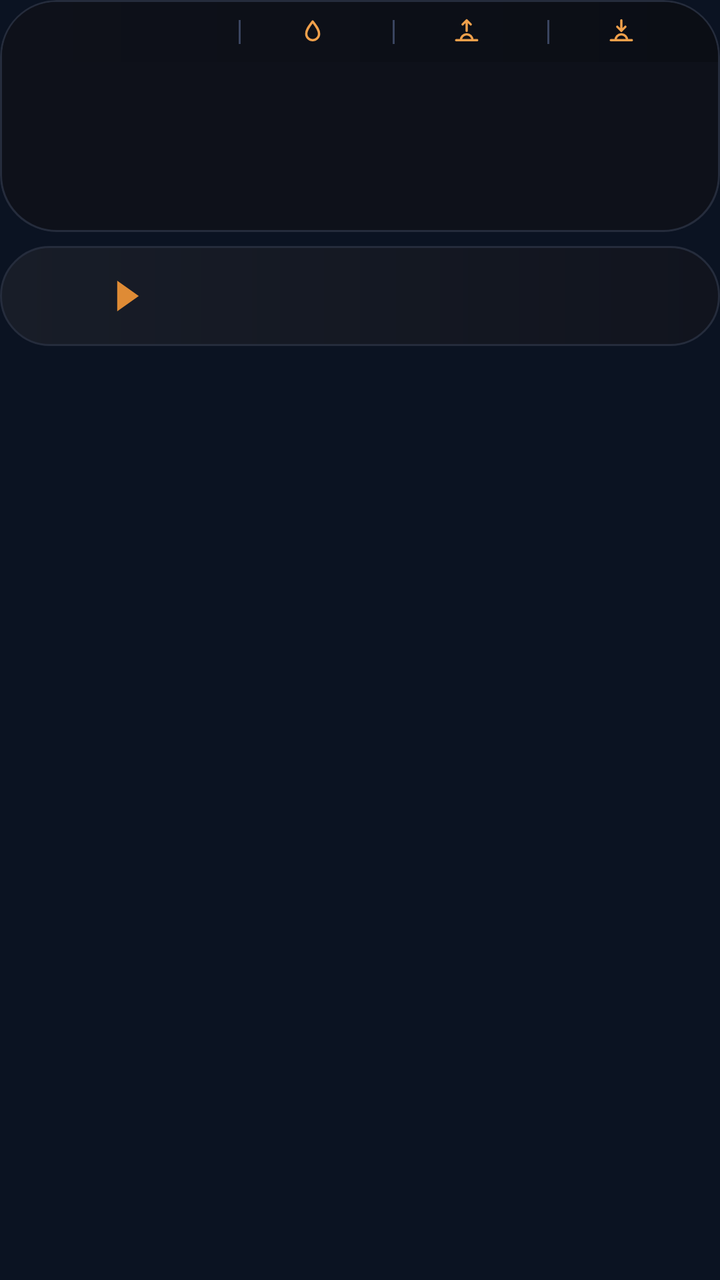
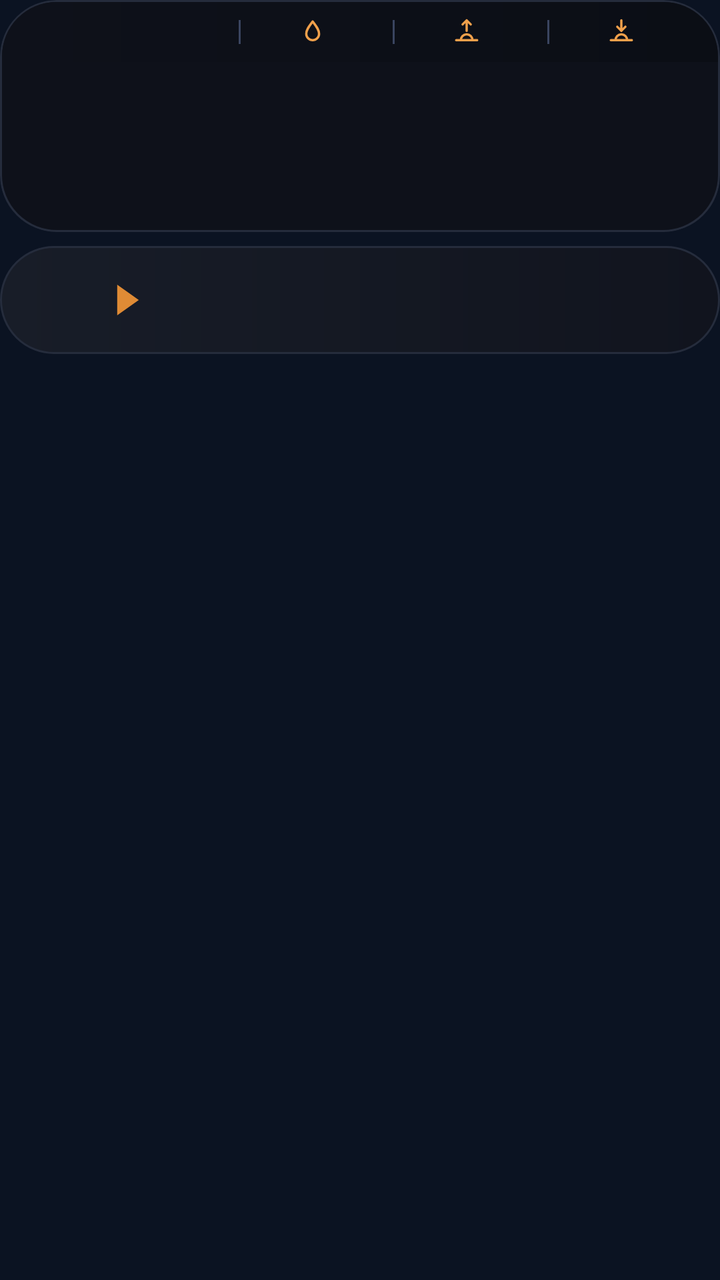

Two renders of the same Android screen: before a commit and after it. Below are the layout's source before the change and the commit's diff.
<!-- AndroidManifest.xml: application theme AppTheme -->
<!-- res/layout/widget_k1.xml -->
<?xml version="1.0" encoding="utf-8"?>
<FrameLayout xmlns:android="http://schemas.android.com/apk/res/android"
    android:id="@+id/root"
    android:layout_width="match_parent"
    android:layout_height="match_parent"
    android:padding="0dp">

    <LinearLayout
        android:layout_width="match_parent"
        android:layout_height="wrap_content"
        android:orientation="vertical">
        <LinearLayout
            android:layout_width="match_parent"
            android:layout_height="wrap_content"
            android:background="@drawable/cur_clocks"
            android:clipToOutline="true"
            android:orientation="vertical"
            android:padding="1dp">
        <LinearLayout
            android:layout_width="match_parent"
            android:layout_height="30dp"
            android:orientation="horizontal"
            android:gravity="center"
            android:background="@drawable/cur_header_top"
            android:paddingStart="8dp"
            android:paddingEnd="8dp">
            <LinearLayout
                android:layout_width="0dp"
                android:layout_height="match_parent"
                android:layout_weight="1.45"
                android:gravity="center"
                android:orientation="horizontal">
                <ImageView
                    android:id="@+id/hdr_feels"
                    android:layout_width="wrap_content"
                    android:layout_height="18dp"
                    android:adjustViewBounds="true"
                    android:scaleType="fitCenter" />
            </LinearLayout>
            <ImageView
                android:id="@+id/sep0"
                android:layout_width="1dp"
                android:layout_height="12dp"
                android:src="@drawable/cur_sep"
                android:scaleType="fitXY" />
            <LinearLayout
                android:layout_width="0dp"
                android:layout_height="match_parent"
                android:layout_weight="1"
                android:gravity="center"
                android:orientation="horizontal">
                <ImageView
                    android:id="@+id/ic0"
                    android:layout_width="14dp"
                    android:layout_height="14dp"
                    android:src="@drawable/ic_drop"
                    android:scaleType="fitCenter" />
                <ImageView
                    android:id="@+id/hdr_hum"
                    android:layout_width="wrap_content"
                    android:layout_height="18dp"
                    android:adjustViewBounds="true"
                    android:layout_marginStart="4dp"
                    android:scaleType="fitCenter" />
            </LinearLayout>
            <ImageView
                android:id="@+id/sep1"
                android:layout_width="1dp"
                android:layout_height="12dp"
                android:src="@drawable/cur_sep"
                android:scaleType="fitXY" />
            <LinearLayout
                android:layout_width="0dp"
                android:layout_height="match_parent"
                android:layout_weight="1"
                android:gravity="center"
                android:orientation="horizontal">
                <ImageView
                    android:id="@+id/ic1"
                    android:layout_width="14dp"
                    android:layout_height="14dp"
                    android:src="@drawable/ic_sunrise"
                    android:scaleType="fitCenter" />
                <ImageView
                    android:id="@+id/hdr_rise"
                    android:layout_width="wrap_content"
                    android:layout_height="18dp"
                    android:adjustViewBounds="true"
                    android:layout_marginStart="4dp"
                    android:scaleType="fitCenter" />
            </LinearLayout>
            <ImageView
                android:id="@+id/sep2"
                android:layout_width="1dp"
                android:layout_height="12dp"
                android:src="@drawable/cur_sep"
                android:scaleType="fitXY" />
            <LinearLayout
                android:layout_width="0dp"
                android:layout_height="match_parent"
                android:layout_weight="1"
                android:gravity="center"
                android:orientation="horizontal">
                <ImageView
                    android:id="@+id/ic2"
                    android:layout_width="14dp"
                    android:layout_height="14dp"
                    android:src="@drawable/ic_sunset"
                    android:scaleType="fitCenter" />
                <ImageView
                    android:id="@+id/hdr_set"
                    android:layout_width="wrap_content"
                    android:layout_height="18dp"
                    android:adjustViewBounds="true"
                    android:layout_marginStart="4dp"
                    android:scaleType="fitCenter" />
            </LinearLayout>
        </LinearLayout>
        <LinearLayout
            android:layout_width="match_parent"
            android:layout_height="84dp"
            android:orientation="horizontal"
            android:padding="0dp">
            <FrameLayout
                android:layout_width="0dp"
                android:layout_height="match_parent"
                android:layout_weight="1">
                <LinearLayout
                    android:layout_width="match_parent"
                    android:layout_height="match_parent"
                    android:orientation="horizontal">
                    <ImageView
                        android:id="@+id/clk_bg_0a"
                        android:layout_width="28dp"
                        android:layout_height="match_parent"
                        android:scaleType="fitXY" />
                    <ImageView
                        android:id="@+id/clk_bg_0"
                        android:layout_width="0dp"
                        android:layout_height="match_parent"
                        android:layout_weight="1"
                        android:scaleType="fitXY" />
                </LinearLayout>
                <LinearLayout
                    android:layout_width="match_parent"
                    android:layout_height="match_parent"
                    android:orientation="vertical"
                    android:gravity="center"
                    android:paddingBottom="7dp"
                android:paddingStart="2dp"
                    android:paddingEnd="2dp">
                    <ImageView
                        android:id="@+id/clk_day_0"
                        android:layout_width="match_parent"
                        android:layout_height="16dp"
                        android:scaleType="fitCenter" />
                    <ImageView
                        android:id="@+id/clk_time_0"
                        android:layout_width="match_parent"
                        android:layout_height="30dp"
                        android:scaleType="fitCenter" />
                    <ImageView
                        android:id="@+id/clk_city_0"
                        android:layout_width="match_parent"
                        android:layout_height="17dp"
                        android:layout_marginTop="-3dp"
                        android:scaleType="fitCenter" />
                </LinearLayout>
            </FrameLayout>
            <FrameLayout
                android:layout_width="0dp"
                android:layout_height="match_parent"
                android:layout_weight="1">
                <ImageView
                    android:id="@+id/clk_bg_1"
                    android:layout_width="match_parent"
                    android:layout_height="match_parent"
                    android:scaleType="fitXY" />
                <LinearLayout
                    android:layout_width="match_parent"
                    android:layout_height="match_parent"
                    android:orientation="vertical"
                    android:gravity="center"
                    android:paddingBottom="7dp"
                android:paddingStart="2dp"
                    android:paddingEnd="2dp">
                    <ImageView
                        android:id="@+id/clk_day_1"
                        android:layout_width="match_parent"
                        android:layout_height="16dp"
                        android:scaleType="fitCenter" />
                    <ImageView
                        android:id="@+id/clk_time_1"
                        android:layout_width="match_parent"
                        android:layout_height="30dp"
                        android:scaleType="fitCenter" />
                    <ImageView
                        android:id="@+id/clk_city_1"
                        android:layout_width="match_parent"
                        android:layout_height="17dp"
                        android:layout_marginTop="-3dp"
                        android:scaleType="fitCenter" />
                </LinearLayout>
            </FrameLayout>
            <FrameLayout
                android:layout_width="0dp"
                android:layout_height="match_parent"
                android:layout_weight="1">
                <ImageView
                    android:id="@+id/clk_bg_2"
                    android:layout_width="match_parent"
                    android:layout_height="match_parent"
                    android:scaleType="fitXY" />
                <LinearLayout
                    android:layout_width="match_parent"
                    android:layout_height="match_parent"
                    android:orientation="vertical"
                    android:gravity="center"
                    android:paddingBottom="7dp"
                android:paddingStart="2dp"
                    android:paddingEnd="2dp">
                    <ImageView
                        android:id="@+id/clk_day_2"
                        android:layout_width="match_parent"
                        android:layout_height="16dp"
                        android:scaleType="fitCenter" />
                    <ImageView
                        android:id="@+id/clk_time_2"
                        android:layout_width="match_parent"
                        android:layout_height="30dp"
                        android:scaleType="fitCenter" />
                    <ImageView
                        android:id="@+id/clk_city_2"
                        android:layout_width="match_parent"
                        android:layout_height="17dp"
                        android:layout_marginTop="-3dp"
                        android:scaleType="fitCenter" />
                </LinearLayout>
            </FrameLayout>
            <FrameLayout
                android:layout_width="0dp"
                android:layout_height="match_parent"
                android:layout_weight="1">
                <LinearLayout
                    android:layout_width="match_parent"
                    android:layout_height="match_parent"
                    android:orientation="horizontal">
                    <ImageView
                        android:id="@+id/clk_bg_3"
                        android:layout_width="0dp"
                        android:layout_height="match_parent"
                        android:layout_weight="1"
                        android:scaleType="fitXY" />
                    <ImageView
                        android:id="@+id/clk_bg_3a"
                        android:layout_width="28dp"
                        android:layout_height="match_parent"
                        android:scaleType="fitXY" />
                </LinearLayout>
                <LinearLayout
                    android:layout_width="match_parent"
                    android:layout_height="match_parent"
                    android:orientation="vertical"
                    android:gravity="center"
                    android:paddingBottom="7dp"
                android:paddingStart="2dp"
                    android:paddingEnd="2dp">
                    <ImageView
                        android:id="@+id/clk_day_3"
                        android:layout_width="match_parent"
                        android:layout_height="16dp"
                        android:scaleType="fitCenter" />
                    <ImageView
                        android:id="@+id/clk_time_3"
                        android:layout_width="match_parent"
                        android:layout_height="30dp"
                        android:scaleType="fitCenter" />
                    <ImageView
                        android:id="@+id/clk_city_3"
                        android:layout_width="match_parent"
                        android:layout_height="17dp"
                        android:layout_marginTop="-3dp"
                        android:scaleType="fitCenter" />
                </LinearLayout>
            </FrameLayout>
        </LinearLayout>
        </LinearLayout>
        <LinearLayout
            android:layout_width="match_parent"
            android:layout_height="50dp"
            android:orientation="horizontal"
            android:gravity="center_vertical"
            android:layout_marginTop="7dp"
            android:background="@drawable/cur_row_light"
            android:paddingStart="14dp"
            android:paddingEnd="22dp">
            <LinearLayout
                android:layout_width="wrap_content"
                android:layout_height="wrap_content"
                android:orientation="horizontal"
                android:gravity="center_vertical">
                <ImageView
                    android:id="@+id/fl_a_0"
                    android:layout_width="30dp"
                    android:layout_height="30dp"
                    android:scaleType="fitCenter" />
                <ImageView
                    android:id="@+id/code_a_0"
                    android:layout_width="wrap_content"
                    android:layout_height="22dp"
                    android:adjustViewBounds="true"
                    android:layout_marginStart="6dp"
                    android:scaleType="fitStart" />
                <ImageView
                    android:id="@+id/arrow_0"
                    android:layout_width="12dp"
                    android:layout_height="16dp"
                    android:src="@drawable/cur_arrow"
                    android:layout_marginStart="8dp"
                    android:layout_marginEnd="10dp"
                    android:scaleType="fitCenter" />
                <ImageView
                    android:id="@+id/fl_b_0"
                    android:layout_width="30dp"
                    android:layout_height="30dp"
                    android:scaleType="fitCenter" />
                <ImageView
                    android:id="@+id/code_b_0"
                    android:layout_width="wrap_content"
                    android:layout_height="22dp"
                    android:adjustViewBounds="true"
                    android:layout_marginStart="6dp"
                    android:scaleType="fitStart" />
            </LinearLayout>
            <FrameLayout
                android:layout_width="0dp"
                android:layout_height="1dp"
                android:layout_weight="1" />
            <LinearLayout
                android:layout_width="116dp"
                android:layout_height="wrap_content"
                android:orientation="vertical"
                android:layout_marginStart="6dp">
                <LinearLayout
                    android:layout_width="match_parent"
                    android:layout_height="wrap_content"
                    android:orientation="horizontal"
                    android:gravity="center_vertical">
                    <ImageView
                        android:id="@+id/mkt_lbl_0"
                        android:layout_width="48dp"
                        android:layout_height="16dp"
                        android:scaleType="fitStart" />
                    <ImageView
                        android:id="@+id/mkt_val_0"
                        android:layout_width="0dp"
                        android:layout_height="16dp"
                        android:layout_weight="1"
                        android:scaleType="fitEnd" />
                </LinearLayout>
                <LinearLayout
                    android:layout_width="match_parent"
                    android:layout_height="wrap_content"
                    android:orientation="horizontal"
                    android:gravity="center_vertical"
                    android:layout_marginTop="1dp">
                    <ImageView
                        android:id="@+id/visa_logo_0"
                        android:layout_width="48dp"
                        android:layout_height="16dp"
                        android:scaleType="fitStart" />
                    <ImageView
                        android:id="@+id/visa_val_0"
                        android:layout_width="0dp"
                        android:layout_height="16dp"
                        android:layout_weight="1"
                        android:scaleType="fitEnd" />
                </LinearLayout>
            </LinearLayout>
        </LinearLayout>
    </LinearLayout>
</FrameLayout>
<!-- resources referenced by this layout -->
<resources>
  <!-- drawable cur_arrow (drawable) -->
  <?xml version="1.0" encoding="utf-8"?>
  <vector xmlns:android="http://schemas.android.com/apk/res/android" android:width="20dp" android:height="26dp" android:viewportWidth="20" android:viewportHeight="26">
      <path android:fillColor="#FFDF8B35" android:pathData="M1,0L1,26L19,13Z" />
  </vector>
  <!-- drawable cur_clocks (drawable) -->
  <?xml version="1.0" encoding="utf-8"?>
  <shape xmlns:android="http://schemas.android.com/apk/res/android" android:shape="rectangle">
      <gradient android:angle="0" android:startColor="#FF0E111A" android:endColor="#FF0E111A" />
      <stroke android:width="1dp" android:color="#FF252C3C" />
      <corners android:radius="@dimen/widget_radius" />
  </shape>
  <!-- drawable cur_header_top (drawable) -->
  <?xml version="1.0" encoding="utf-8"?>
  <shape xmlns:android="http://schemas.android.com/apk/res/android" android:shape="rectangle">
      <gradient android:angle="0" android:startColor="#FF0E111A" android:endColor="#FF0B0E15" />
      <corners android:topLeftRadius="@dimen/widget_radius_inner" android:topRightRadius="@dimen/widget_radius_inner" />
  </shape>
  <!-- drawable cur_row_light (drawable) -->
  <?xml version="1.0" encoding="utf-8"?>
  <shape xmlns:android="http://schemas.android.com/apk/res/android" android:shape="rectangle">
      <gradient android:angle="0" android:startColor="#FF181D28" android:endColor="#FF11141E" />
      <stroke android:width="1dp" android:color="#FF252C3C" />
      <corners android:radius="@dimen/widget_radius" />
  </shape>
  <!-- drawable cur_sep (drawable) -->
  <?xml version="1.0" encoding="utf-8"?>
  <shape xmlns:android="http://schemas.android.com/apk/res/android" android:shape="rectangle"><solid android:color="#FF3A4560" /></shape>
  <!-- drawable ic_drop (drawable) -->
  <?xml version="1.0" encoding="utf-8"?>
  <vector xmlns:android="http://schemas.android.com/apk/res/android" android:width="24dp" android:height="24dp" android:viewportWidth="24" android:viewportHeight="24">
      <path android:strokeColor="#FFF0A04B" android:strokeWidth="2" android:strokeLineJoin="round" android:fillColor="#00000000"
          android:pathData="M12,3C15,7 17.5,10 17.5,13.5A5.5,5.5 0,0 1,6.5 13.5C6.5,10 9,7 12,3Z" />
  </vector>
  <!-- drawable ic_sunrise (drawable) -->
  <?xml version="1.0" encoding="utf-8"?>
  <vector xmlns:android="http://schemas.android.com/apk/res/android" android:width="24dp" android:height="24dp" android:viewportWidth="24" android:viewportHeight="24">
      <path android:strokeColor="#FFF0A04B" android:strokeWidth="2" android:strokeLineCap="round" android:strokeLineJoin="round" android:fillColor="#00000000"
          android:pathData="M3,19L21,19M7,19A5,5 0,0 1,17 19M12,2L12,11M8.5,5.5L12,2L15.5,5.5" />
  </vector>
  <!-- drawable ic_sunset (drawable) -->
  <?xml version="1.0" encoding="utf-8"?>
  <vector xmlns:android="http://schemas.android.com/apk/res/android" android:width="24dp" android:height="24dp" android:viewportWidth="24" android:viewportHeight="24">
      <path android:strokeColor="#FFF0A04B" android:strokeWidth="2" android:strokeLineCap="round" android:strokeLineJoin="round" android:fillColor="#00000000"
          android:pathData="M3,19L21,19M7,19A5,5 0,0 1,17 19M12,2L12,11M8.5,7.5L12,11L15.5,7.5" />
  </vector>
  <style name="AppTheme" parent="@android:style/Theme.DeviceDefault.NoActionBar">
          <item name="android:colorAccent">#DF8B35</item>
          <item name="android:colorControlActivated">#DF8B35</item>
          <item name="android:windowBackground">#0B1322</item>
          <item name="android:statusBarColor">#0E111A</item>
          <item name="android:navigationBarColor">#0B1322</item>
          <item name="android:textColorHint">#718096</item>
      </style>
  <dimen name="widget_radius">28dp</dimen>
  <dimen name="widget_radius_inner">27dp</dimen>
</resources>

<!-- the commit's change to res/layout/widget_k1.xml (unified diff, before → after) -->
@@ -287,7 +287,7 @@
         </LinearLayout>
         <LinearLayout
             android:layout_width="match_parent"
-            android:layout_height="50dp"
+            android:layout_height="54dp"
             android:orientation="horizontal"
             android:gravity="center_vertical"
             android:layout_marginTop="7dp"
